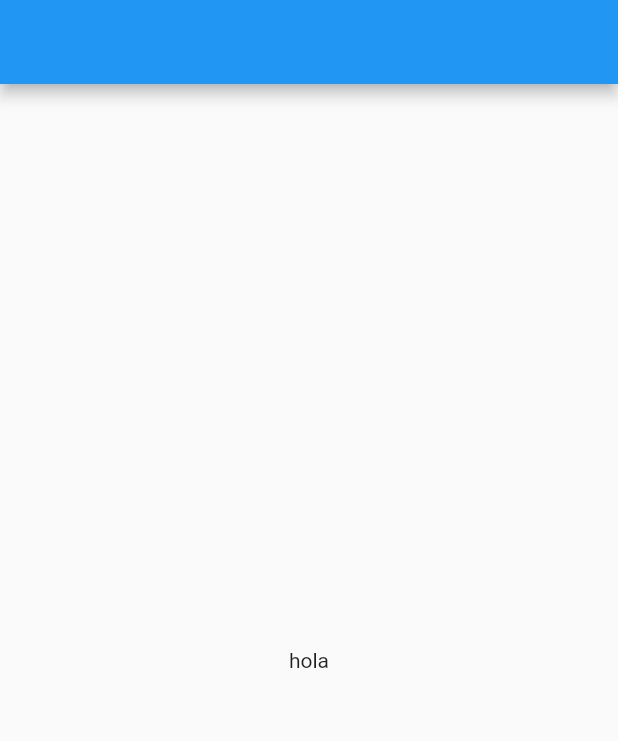
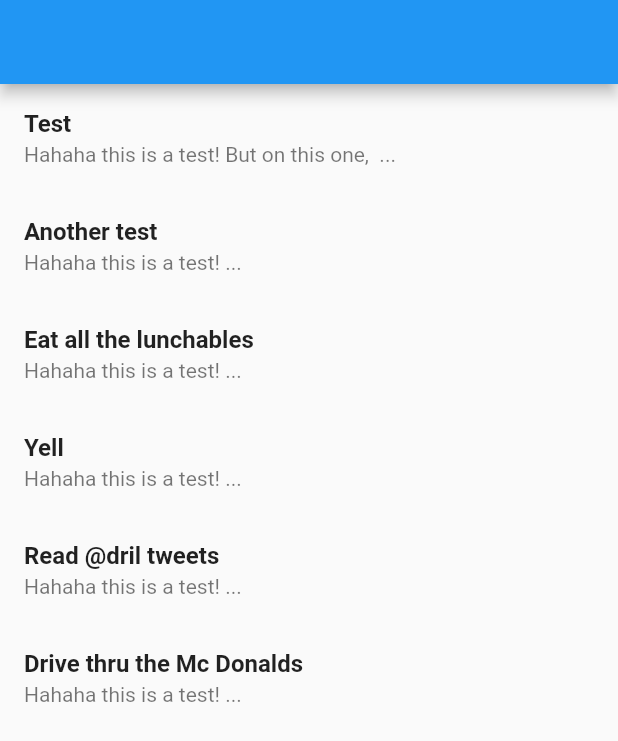
Before and after one commit to david1707/tasker, a Flutter app: the screen it shows after launch, on a phone screen of 412 x 824 dp. Shown: the top 741 px of the screen. Run offline on Flutter 3.47's test engine with Material 2 defaults, Android fonts, the phone set to English and light mode, and no system bars.

Commit message:
Created ToDoItem model and basic visualization with ListView builder

```diff
--- a/lib/main.dart
+++ b/lib/main.dart
@@ -1,4 +1,6 @@
 import 'package:flutter/material.dart';
+
+import 'models/todo_item.dart';
 
 void main() {
   runApp(const MyApp());
@@ -9,12 +11,10 @@ class MyApp extends StatelessWidget {
 
   @override
   Widget build(BuildContext context) {
-    return MaterialApp(
-      title: 'Flutter Demo',
-      theme: ThemeData(
-        primarySwatch: Colors.blue,
-      ),
-      home: const MyHomePage(),
+    return const MaterialApp(
+      title: 'Tasker',
+      debugShowCheckedModeBanner: false,
+      home: MyHomePage(),
     );
   }
 }
@@ -27,12 +27,67 @@ class MyHomePage extends StatefulWidget {
 }
 
 class _MyHomePageState extends State<MyHomePage> {
+  List<ToDoItem> todoList = [
+    ToDoItem(
+      id: '01',
+      title: 'Test',
+      body:
+          'Hahaha this is a test! But on this one, the text is a big longer to I can cut it :)',
+      isFinished: false,
+    ),
+    ToDoItem(
+      id: '02',
+      title: 'Another test',
+      body: 'Hahaha this is a test!',
+      isFinished: false,
+    ),
+    ToDoItem(
+      id: '03',
+      title: 'Eat all the lunchables',
+      body: 'Hahaha this is a test!',
+      isFinished: true,
+    ),
+    ToDoItem(
+      id: '04',
+      title: 'Yell',
+      body: 'Hahaha this is a test!',
+      isFinished: true,
+    ),
+    ToDoItem(
+      id: '05',
+      title: 'Read @dril tweets',
+      body: 'Hahaha this is a test!',
+      isFinished: false,
+    ),
+    ToDoItem(
+      id: '06',
+      title: 'Drive thru the Mc Donalds',
+      body: 'Hahaha this is a test!',
+      isFinished: true,
+    ),
+  ];
+
   @override
   Widget build(BuildContext context) {
     return Scaffold(
       appBar: AppBar(),
-      body: Center(
-        child: Text('hola'),
+      body: Container(
+        alignment: Alignment.center,
+        child: ListView.builder(
+          itemBuilder: (context, index) {
+            return ListTile(
+              title: Text(
+                todoList[index].title,
+                style: const TextStyle(
+                  fontWeight: FontWeight.w600,
+                  fontSize: 16,
+                ),
+              ),
+              subtitle: Text('${todoList[index].body.characters.take(40)} ...'),
+            );
+          },
+          itemCount: todoList.length,
+        ),
       ),
     );
   }
--- /dev/null
+++ b/lib/models/todo_item.dart
@@ -0,0 +1,13 @@
+class ToDoItem {
+  final String id;
+  final String title;
+  final String body;
+  final bool isFinished;
+
+  ToDoItem({
+    required this.id,
+    required this.title,
+    required this.body,
+    required this.isFinished,
+  });
+}
```
